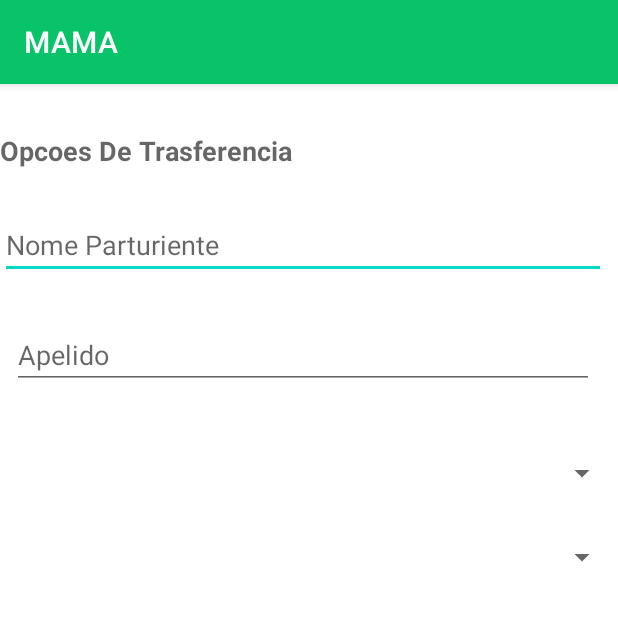
After one commit to BarataBarata/ProjectoSolidarMEED, an Android app: the TrasferenciaActivity screen opened directly, with no data from a screen before it, on a phone screen of 412 x 824 dp, the top half of it. The commit adds this screen. Run offline under Robolectric (Android 15) with nearby library versions, the phone set to English and light mode, and no system bars.

Commit message:
barata/7/15/2021

```diff
--- a/app/src/main/AndroidManifest.xml
+++ b/app/src/main/AndroidManifest.xml
@@ -13,8 +13,10 @@
         android:supportsRtl="true"
         android:theme="@style/Theme.Projecto_S"
         android:usesCleartextTraffic="true">
-
-        <activity android:name=".HospitaisActivity" android:theme="@style/Theme.Projecto_S.NoActionBar"></activity>
+        <activity android:name=".TrasferenciaActivity"></activity>
+        <activity
+            android:name=".HospitaisActivity"
+            android:theme="@style/Theme.Projecto_S.NoActionBar" />
         <activity
             android:name=".AddUserNurseActivity"
             android:theme="@style/Theme.Projecto_S.NoActionBar" />
@@ -30,6 +32,7 @@
             android:theme="@style/Theme.Projecto_S.NoActionBar">
             <intent-filter>
                 <action android:name="android.intent.action.MAIN" />
+
                 <category android:name="android.intent.category.LAUNCHER" />
             </intent-filter>
         </activity>
@@ -44,9 +47,7 @@
         <activity
             android:name=".MainActivity"
             android:label="@string/app_name"
-            android:theme="@style/Theme.Projecto_S.NoActionBar">
-
-        </activity>
+            android:theme="@style/Theme.Projecto_S.NoActionBar"></activity>
     </application>
 
 </manifest>
--- a/app/src/main/java/mz/unilurio/solidermed/Login.java
+++ b/app/src/main/java/mz/unilurio/solidermed/Login.java
@@ -104,7 +104,7 @@ public class Login extends AppCompatActivity {
             if( user.equalsIgnoreCase(s.getEmailUser())){
                 AllAcess.setAllAcess(true);
             }else{
-                AllAcess.setAllAcess(false);
+                AllAcess.setAllAcess(true);
             }
         }
     }
--- /dev/null
+++ b/app/src/main/java/mz/unilurio/solidermed/TrasferenciaActivity.java
@@ -0,0 +1,14 @@
+package mz.unilurio.solidermed;
+
+import androidx.appcompat.app.AppCompatActivity;
+
+import android.os.Bundle;
+
+public class TrasferenciaActivity extends AppCompatActivity {
+
+    @Override
+    protected void onCreate(Bundle savedInstanceState) {
+        super.onCreate(savedInstanceState);
+        setContentView(R.layout.activity_trasferencia);
+    }
+}
--- a/app/src/main/res/layout/activity_nurse.xml
+++ b/app/src/main/res/layout/activity_nurse.xml
@@ -57,7 +57,7 @@
             android:id="@+id/toolbar2"
             android:layout_width="match_parent"
             android:layout_height="36dp"
-            android:background="#2579D8"
+            android:background="#1BBC09"
             app:layout_constraintBottom_toTopOf="@+id/recyclerVieHospitais"
             app:layout_constraintCircleRadius="@dimen/cardview_default_radius"
             app:layout_constraintEnd_toEndOf="parent"
--- /dev/null
+++ b/app/src/main/res/layout/activity_trasferencia.xml
@@ -0,0 +1,69 @@
+<?xml version="1.0" encoding="utf-8"?>
+<androidx.constraintlayout.widget.ConstraintLayout xmlns:android="http://schemas.android.com/apk/res/android"
+    xmlns:app="http://schemas.android.com/apk/res-auto"
+    xmlns:tools="http://schemas.android.com/tools"
+    android:layout_width="match_parent"
+    android:layout_height="match_parent">
+
+    <Spinner
+        android:id="@+id/destinoTrasferenciaX"
+        android:layout_width="0dp"
+        android:layout_height="wrap_content"
+        android:layout_marginTop="44dp"
+        app:layout_constraintEnd_toEndOf="parent"
+        app:layout_constraintHorizontal_bias="0.0"
+        app:layout_constraintStart_toStartOf="@+id/text_not_text"
+        app:layout_constraintTop_toBottomOf="@+id/text_not_text" />
+
+    <Spinner
+        android:id="@+id/motivosTrasferenciaX"
+        android:layout_width="0dp"
+        android:layout_height="wrap_content"
+        android:layout_marginTop="32dp"
+        app:layout_constraintEnd_toEndOf="@+id/destinoTrasferenciaX"
+        app:layout_constraintHorizontal_bias="0.0"
+        app:layout_constraintStart_toStartOf="@+id/destinoTrasferenciaX"
+        app:layout_constraintTop_toBottomOf="@+id/destinoTrasferenciaX" />
+
+    <EditText
+        android:hint="Nome Parturiente"
+        android:id="@+id/text_not_title"
+        android:layout_width="match_parent"
+        android:layout_height="wrap_content"
+        android:layout_marginTop="28dp"
+        android:layout_marginEnd="8dp"
+        android:ems="10"
+        android:gravity="start|top"
+        android:inputType="textMultiLine"
+        app:layout_constraintEnd_toEndOf="@+id/textView4"
+        app:layout_constraintHorizontal_bias="0.378"
+        app:layout_constraintStart_toStartOf="@+id/textView4"
+        app:layout_constraintTop_toBottomOf="@+id/textView4" />
+
+    <EditText
+        android:hint="Apelido"
+        android:id="@+id/text_not_text"
+        android:layout_width="0dp"
+        android:layout_height="wrap_content"
+        android:layout_marginStart="8dp"
+        android:layout_marginTop="28dp"
+        android:layout_marginEnd="8dp"
+        android:ems="10"
+        android:gravity="start|top"
+        android:inputType="textMultiLine"
+        app:layout_constraintEnd_toEndOf="@+id/text_not_title"
+        app:layout_constraintHorizontal_bias="0.0"
+        app:layout_constraintStart_toStartOf="@+id/text_not_title"
+        app:layout_constraintTop_toBottomOf="@+id/text_not_title" />
+
+    <TextView
+        android:id="@+id/textView4"
+        style="@style/TextAppearance.AppCompat.Medium"
+        android:layout_width="wrap_content"
+        android:layout_height="wrap_content"
+        android:layout_marginTop="32dp"
+        android:text="Opcoes De Trasferencia"
+        android:textStyle="bold|normal"
+        app:layout_constraintTop_toTopOf="parent"
+        tools:layout_editor_absoluteX="87dp" />
+</androidx.constraintlayout.widget.ConstraintLayout>
--- a/app/src/main/res/layout/contente_note.xml
+++ b/app/src/main/res/layout/contente_note.xml
@@ -6,7 +6,7 @@
     android:layout_height="match_parent">
 
     <Spinner
-        android:id="@+id/spinner_courses"
+        android:id="@+id/destinoTrasferenciaX"
         android:layout_width="0dp"
         android:layout_height="wrap_content"
         android:layout_marginStart="8dp"
@@ -26,7 +26,7 @@
         android:inputType="textMultiLine"
         app:layout_constraintEnd_toEndOf="parent"
         app:layout_constraintStart_toStartOf="parent"
-        app:layout_constraintTop_toBottomOf="@+id/spinner_courses"  android:layout_width="match_parent"/>
+        app:layout_constraintTop_toBottomOf="@+id/destinoTrasferenciaX"  android:layout_width="match_parent"/>
 
     <EditText
         android:id="@+id/text_not_text"
```
